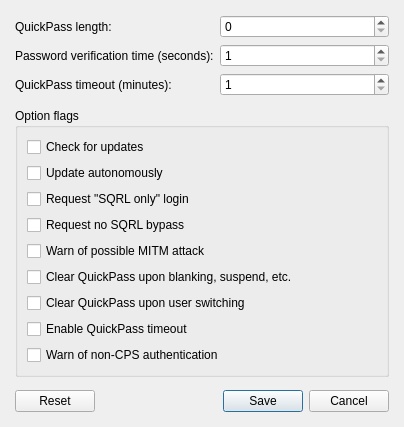
Above: idsetdialog.ui from sqrldev/IdTool before the change. Below: the same form after it.
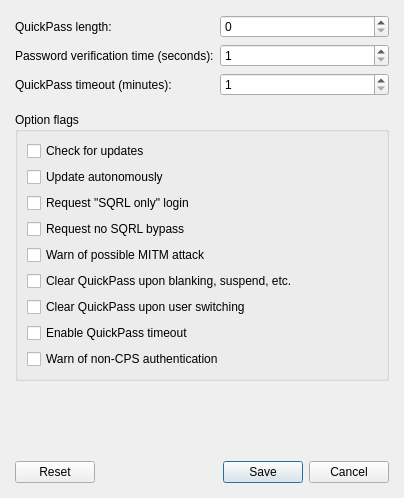
That is the form after the change.

```diff
--- a/idsetdialog.ui
+++ b/idsetdialog.ui
@@ -7,7 +7,7 @@
     <x>0</x>
     <y>0</y>
     <width>404</width>
-    <height>427</height>
+    <height>498</height>
    </rect>
   </property>
   <property name="windowTitle">
@@ -183,10 +183,13 @@
      <property name="orientation">
       <enum>Qt::Vertical</enum>
      </property>
+     <property name="sizeType">
+      <enum>QSizePolicy::Fixed</enum>
+     </property>
      <property name="sizeHint" stdset="0">
       <size>
        <width>20</width>
-       <height>40</height>
+       <height>10</height>
       </size>
      </property>
     </spacer>
```
